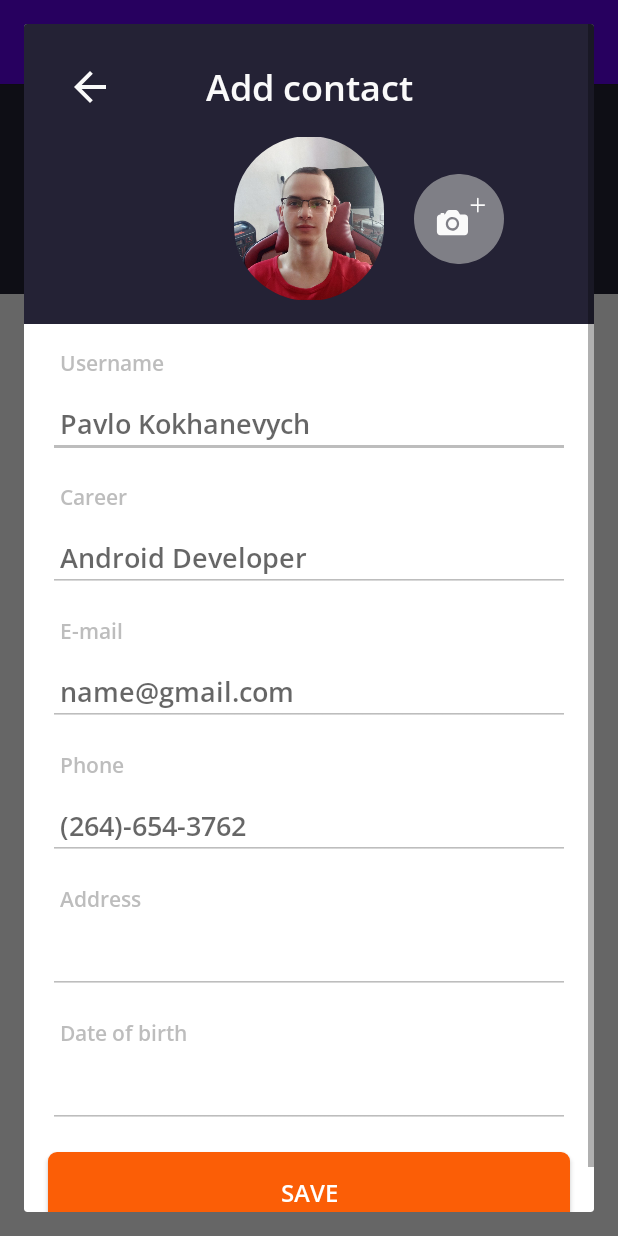
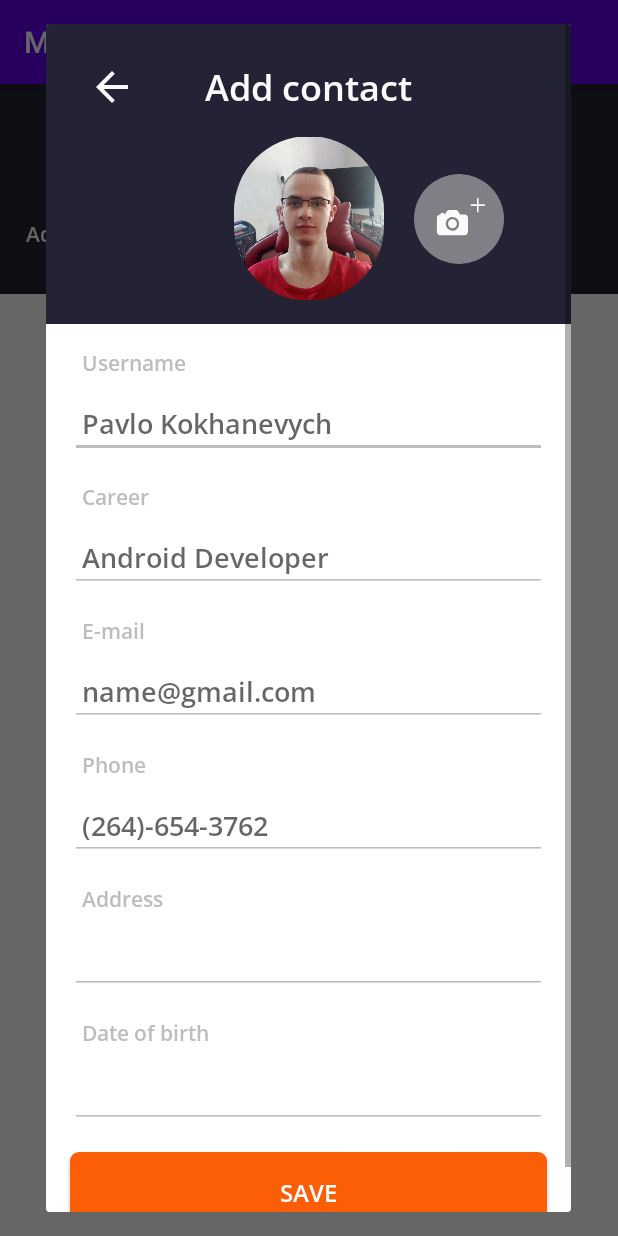
Before and after one commit to PavloEngineer/SocialNetwork, an Android app: the screen it shows after launch (MyContactsActivity), after a tap on "Add contacts", on a phone screen of 412 x 824 dp. Run offline under Robolectric (Android 15) with nearby library versions, the phone set to English and light mode, and no system bars; libraries missing offline, so code that uses them is left out: com.github.javafaker; 1 statement that could not run was skipped.

Commit message:
ready for mentor_rev

```diff
--- a/app/src/main/java/com/shpp/application/level_2/App.kt
+++ b/app/src/main/java/com/shpp/application/level_2/App.kt
@@ -1,10 +1,9 @@
 package com.shpp.application.level_2
 
 import android.app.Application
-import android.content.ContentResolver
 import com.shpp.application.level_2.data.repository.UserRepository
 
-class App : Application() {      //todo arch https://developer.android.com/courses/pathways/android-architecture
+class App : Application() {
 
     override fun onCreate() {
         _userRepository = UserRepository()
--- a/app/src/main/java/com/shpp/application/level_2/data/repository/UserRepository.kt
+++ b/app/src/main/java/com/shpp/application/level_2/data/repository/UserRepository.kt
@@ -26,7 +26,7 @@ class UserRepository {
     private fun generateFakeContactsList() =
         (0..Constants.NUMBER_USERS).map {
             User(
-                id = it.toInt(),
+                id = (0..100).random(),
                 name = faker
                     .name()
                     .name(),
--- /dev/null
+++ b/app/src/main/java/com/shpp/application/level_2/presentation/my_contacts/BaseActivity.kt
@@ -0,0 +1,26 @@
+package com.shpp.application.level_2.presentation.my_contacts
+
+import android.content.Intent
+import androidx.activity.result.ActivityResultLauncher
+import androidx.activity.viewModels
+import androidx.appcompat.app.AppCompatActivity
+import com.google.android.material.snackbar.Snackbar
+import com.shpp.application.level_2.utils.Constants.MILLIS_IN_FUTURE
+
+typealias FunctionForSnack = () -> Unit
+open class BaseActivity: AppCompatActivity() {
+
+     val viewModel: MyContactsViewModel by viewModels()
+
+     open fun showSnackBar(label: String, actionById: Int, functionForAction: FunctionForSnack) {
+          val snackBar = Snackbar.make(
+               findViewById(android.R.id.content),
+               label,
+               MILLIS_IN_FUTURE
+          )
+          snackBar.setAction(actionById) {
+               functionForAction()
+          }
+          snackBar.show()
+     }
+}
--- a/app/src/main/java/com/shpp/application/level_2/presentation/my_contacts/MyContactsActivity.kt
+++ b/app/src/main/java/com/shpp/application/level_2/presentation/my_contacts/MyContactsActivity.kt
@@ -1,19 +1,12 @@
 package com.shpp.application.level_2.presentation.my_contacts
 
-import android.content.Intent
 import android.os.Bundle
-import android.provider.MediaStore
 import android.view.View
 import android.widget.Toast
-import androidx.activity.result.ActivityResultLauncher
-import androidx.activity.result.contract.ActivityResultContracts
-import androidx.activity.viewModels
-import androidx.appcompat.app.AppCompatActivity
 import androidx.lifecycle.Observer
 import androidx.recyclerview.widget.ItemTouchHelper
 import androidx.recyclerview.widget.LinearLayoutManager
 import androidx.recyclerview.widget.RecyclerView
-import com.google.android.material.snackbar.Snackbar
 import com.shpp.application.R
 import com.shpp.application.databinding.MyContactsActivityBinding
 import com.shpp.application.level_2.data.model.User
@@ -23,7 +16,7 @@ import com.shpp.application.level_2.presentation.my_contacts.add_contact.Contact
 import com.shpp.application.level_2.presentation.my_contacts.interfaces.MyContactsAdapterListener
 import com.shpp.application.level_2.utils.Constants.ZERO_POSITION
 
-class MyContactsActivity : AppCompatActivity() {    //todo base activity/fragments
+class MyContactsActivity : BaseActivity() {
 
     private val binding: MyContactsActivityBinding by lazy {
         MyContactsActivityBinding.inflate(layoutInflater)
@@ -38,53 +31,37 @@ class MyContactsActivity : AppCompatActivity() {    //todo base activity/fragmen
 
                     override fun onDeleteClick(contact: User) {
                         viewModel.deleteUser(contact)
-                        showSnackBarWithUndo()
+                        showSnackBar("Remove!", R.string.snackbar_undo
+                        ) { viewModel.restoreLastDeletedUser() }
+                    }
+
+                    override fun addSwipeLeftHelper() {
+                        val itemTouchHelper = ItemTouchHelper(SwipeToDeleteCallback { position ->
+                            viewModel.deleteUserByPosition(position)
+                            showSnackBar("Remove!", R.string.snackbar_undo
+                            ) { viewModel.restoreLastDeletedUser() }
+                        })
+                        itemTouchHelper.attachToRecyclerView(binding.recyclerUsers)
                     }
 
                 }
         )
     }
 
-    private val alertDialog: ContactDialog by lazy {
-        ContactDialog(viewModel, binding, layoutInflater, this)
-    }
-
-    private val viewModel: MyContactsViewModel by viewModels()
-
-    private lateinit var resultLauncher: ActivityResultLauncher<Intent>
-
-
-    override fun onCreate(savedInstanceState: Bundle?) {    //todo decompose
+    override fun onCreate(savedInstanceState: Bundle?) {
         super.onCreate(savedInstanceState)
         setContentView(binding.root)
 
-        val layoutManager = LinearLayoutManager(this)
-        binding.recyclerUsers.layoutManager = layoutManager
-        binding.recyclerUsers.adapter = adapter
+        setupRecyclerView()
         addVisibleButtonScrollListener()
+        addScrollClickedListener()
+        addListenerAddContact()
+    }
 
-        resultLauncher =
-                registerForActivityResult(ActivityResultContracts.StartActivityForResult()) { result ->
-                    alertDialog.downloadImage(result)
-                }
-
+    private fun addScrollClickedListener() {
         binding.buttonScroll.setOnClickListener {
             binding.recyclerUsers.smoothScrollToPosition(ZERO_POSITION)
         }
-
-        binding.buttonAddContacts.setOnClickListener {
-            alertDialog.show()
-        }
-
-        alertDialog.bindingAdd.buttonAddPhoto.setOnClickListener {
-            val intent = Intent(Intent.ACTION_PICK, MediaStore.Images.Media.EXTERNAL_CONTENT_URI)
-            resultLauncher.launch(intent)
-        }
-
-        val itemTouchHelper = ItemTouchHelper(SwipeToDeleteCallback(
-            onSwiped = { position -> viewModel.deleteUserByPosition(position) }
-        ))
-        itemTouchHelper.attachToRecyclerView(binding.recyclerUsers)
     }
 
     override fun onStart() {
@@ -94,13 +71,26 @@ class MyContactsActivity : AppCompatActivity() {    //todo base activity/fragmen
         })
     }
 
+    private fun setupRecyclerView() {
+        val layoutManager = LinearLayoutManager(this)
+        binding.recyclerUsers.layoutManager = layoutManager
+        binding.recyclerUsers.adapter = adapter
+    }
+
+    private fun addListenerAddContact() {
+        binding.buttonAddContacts.setOnClickListener {
+            val dialogAddUser = ContactDialog.newInstance()
+            dialogAddUser.show(supportFragmentManager, "ContactDialog")
+        }
+    }
+
     private fun addVisibleButtonScrollListener() {
         binding.recyclerUsers.addOnScrollListener(object : RecyclerView.OnScrollListener() {
             override fun onScrolled(recyclerView: RecyclerView, dx: Int, dy: Int) {
                 super.onScrolled(recyclerView, dx, dy)
 
                 // if the recycler view is scrolled above hide the button
-                if (dy > 10 && binding.buttonScroll.visibility == View.VISIBLE) {       //todo extension
+                if (dy > 10 && binding.buttonScroll.visibility == View.VISIBLE) {
                     binding.buttonScroll.visibility = View.INVISIBLE
                 }
 
@@ -111,23 +101,10 @@ class MyContactsActivity : AppCompatActivity() {    //todo base activity/fragmen
 
                 // if the recycler view is at the first item always show the button
                 if (!recyclerView.canScrollVertically(-1)) {
-                    binding.buttonScroll.visibility = View.VISIBLE
+                    binding.buttonScroll.visibility = View.INVISIBLE
                 }
             }
         })
     }
 
-    fun showSnackBarWithUndo() {
-        val snackBar = Snackbar.make(
-            /* view = */ binding.root,
-            /* resId = */ R.string.snackbar_removed,
-            /* duration = */ 5000
-        )
-        snackBar.setAction(R.string.snackbar_undo) {
-            viewModel.restoreLastDeletedUser()
-        }
-        snackBar.show()
-    }
-
-
 }
--- a/app/src/main/java/com/shpp/application/level_2/presentation/my_contacts/MyContactsViewModel.kt
+++ b/app/src/main/java/com/shpp/application/level_2/presentation/my_contacts/MyContactsViewModel.kt
@@ -1,6 +1,7 @@
 package com.shpp.application.level_2.presentation.my_contacts
 
 import androidx.lifecycle.LiveData
+import androidx.lifecycle.Observer
 import androidx.lifecycle.ViewModel
 import com.shpp.application.level_2.App
 import com.shpp.application.level_2.data.model.User
@@ -36,6 +37,4 @@ class MyContactsViewModel : ViewModel() {
             deleteUser(it[position])
         }
     }
-
-
 }
--- a/app/src/main/java/com/shpp/application/level_2/presentation/my_contacts/adapter/UsersAdapter.kt
+++ b/app/src/main/java/com/shpp/application/level_2/presentation/my_contacts/adapter/UsersAdapter.kt
@@ -15,9 +15,14 @@ class UsersAdapter(
 ) : ListAdapter<User, UsersAdapter.UsersViewHolder>(UserDiffUtilCallBack()) {
 
 
+    init {
+        listener.addSwipeLeftHelper()
+    }
+
     inner class UsersViewHolder(
             private val binding: ItemUserBinding
     ) : RecyclerView.ViewHolder(binding.root) {
+
 
         fun bind(user: User) {
             with(binding) {
@@ -36,11 +41,6 @@ class UsersAdapter(
 
     }
 
-    fun onSwipedContact(position: Int) {
-        listener.onDeleteClick(currentList[position])
-    }
-
-
     override fun onCreateViewHolder(
             parent: ViewGroup,
             viewType: Int
@@ -58,6 +58,4 @@ class UsersAdapter(
             holder: UsersViewHolder,
             position: Int
     ) = holder.bind(currentList[position])
-
-
 }
--- a/app/src/main/java/com/shpp/application/level_2/presentation/my_contacts/add_contact/ContactDialog.kt
+++ b/app/src/main/java/com/shpp/application/level_2/presentation/my_contacts/add_contact/ContactDialog.kt
@@ -1,55 +1,78 @@
 package com.shpp.application.level_2.presentation.my_contacts.add_contact
 
 import android.app.Activity
-import android.app.AlertDialog
-import android.app.AlertDialog.Builder
-import android.app.Dialog
-import android.content.Context
 import android.content.Intent
+import android.os.Bundle
+import android.provider.MediaStore
 import android.util.Log
 import android.view.LayoutInflater
 import android.view.View
-import com.bumptech.glide.Glide
-import com.shpp.application.R
+import android.view.ViewGroup
+import androidx.activity.result.ActivityResultLauncher
+import androidx.activity.result.contract.ActivityResultContracts
+import androidx.appcompat.app.AppCompatDialogFragment
+import androidx.fragment.app.DialogFragment
 import com.shpp.application.databinding.AddUserDialogBinding
-import com.shpp.application.databinding.MyContactsActivityBinding
 import com.shpp.application.level_2.data.model.User
 import com.shpp.application.level_2.presentation.my_contacts.MyContactsViewModel
+import com.shpp.application.level_2.presentation.utils.extensions.downloadAndPutPhoto
 
 /**
  * ContactDialog.kt
  * @author Pavlo Kokhanevych
  */
-class ContactDialog(        //todo Dialog fragment
-    private val contactsViewModel: MyContactsViewModel,
-    private val myContactBinding: MyContactsActivityBinding,
-    private val layoutInflaterContact: LayoutInflater,
-    private val context: Context
-) {
+class ContactDialog : DialogFragment() {
+
+    private val contactsViewModel: MyContactsViewModel = MyContactsViewModel()
+    private lateinit var bindingAdd: AddUserDialogBinding
+
+    private var urlAvatar: String = ""
+
+    private lateinit var resultLauncher: ActivityResultLauncher<Intent>
+
+    companion object {
+        fun newInstance(): ContactDialog {
+            return ContactDialog()
+        }
+    }
+
+    override fun onCreateView(
+        inflater: LayoutInflater,
+        container: ViewGroup?,
+        savedInstanceState: Bundle?
+    ): View {
+        bindingAdd = AddUserDialogBinding.inflate(inflater, container, false)
+        return bindingAdd.root
+    }
 
 
-    val bindingAdd: AddUserDialogBinding by lazy {
-        AddUserDialogBinding.bind(dialogLayout)
+    override fun onViewCreated(view: View, savedInstanceState: Bundle?) {
+        super.onViewCreated(view, savedInstanceState)
+        clearAllField()
+        initializeResultLauncher()
+        addButtonSaveListener()
+        addBaselineListener()
+        addButtonAddPhotoListener()
     }
 
-    private var urlAvatar: String = ""
-    private var dialogBuilder: Builder = AlertDialog.Builder(context)
-    private val dialog: Dialog
-
-    private val dialogLayout: View by lazy {
-        layoutInflaterContact.inflate(R.layout.add_user_dialog, myContactBinding.root, false)
+    private fun addButtonAddPhotoListener() {
+        bindingAdd.buttonAddPhoto.setOnClickListener {
+            val intent = Intent(Intent.ACTION_PICK, MediaStore.Images.Media.EXTERNAL_CONTENT_URI)
+            resultLauncher.launch(intent)
+        }
     }
 
-    init {
-        dialogBuilder.setView(dialogLayout)
-        dialog = dialogBuilder.create()
+    private fun addBaselineListener() {
+        bindingAdd.baselineBack.setOnClickListener {
+            dismiss()
+        }
     }
 
-    fun show() {
-        clearAllField()
+    private fun addButtonSaveListener() {
         bindingAdd.buttonSave.setOnClickListener {
             with(bindingAdd) {
-                val user = User(        //todo id ?
+                val user = User(
+                    id = (0..100).random(),
                     name = editUsername.text.toString(),
                     job = editCareer.text.toString(),
                     address = editAddress.text.toString(),
@@ -60,15 +83,16 @@ class ContactDialog(        //todo Dialog fragment
                 )
                 Log.d("myLog", user.toString())
                 contactsViewModel.addUser(user)
-                dialog.dismiss()
+                dismiss()
+            }
         }
     }
 
-        bindingAdd.baselineBack.setOnClickListener{
-            dialog.dismiss()
+    private fun initializeResultLauncher() {
+        resultLauncher =
+            registerForActivityResult(ActivityResultContracts.StartActivityForResult()) { resultForActivity ->
+                downloadImage(resultForActivity)
             }
-
-        dialog.show()
     }
 
     private fun clearAllField() {
@@ -83,7 +107,7 @@ class ContactDialog(        //todo Dialog fragment
         }
     }
 
-    fun downloadImage(result: androidx.activity.result.ActivityResult) {
+    private fun downloadImage(result: androidx.activity.result.ActivityResult) {
 
         // Checks ending operation choosing photo.
         if (result.resultCode == Activity.RESULT_OK) {
@@ -93,11 +117,8 @@ class ContactDialog(        //todo Dialog fragment
 
                 // Loads photo and saves URL.
                 if (selectedImageUri != null) {
-                    Glide.with(context) //todo extension
-                        .load(selectedImageUri)
-                        .into(bindingAdd.avatar)
-
                     urlAvatar = selectedImageUri.toString()
+                    bindingAdd.avatar.downloadAndPutPhoto(urlAvatar)
                 } else {
                     Log.d("PhotoPicker", "No media selected")
                 }
--- a/app/src/main/java/com/shpp/application/level_2/presentation/my_contacts/interfaces/MyContactsAdapterListener.kt
+++ b/app/src/main/java/com/shpp/application/level_2/presentation/my_contacts/interfaces/MyContactsAdapterListener.kt
@@ -8,5 +8,7 @@ interface MyContactsAdapterListener {
 
     fun onDeleteClick(contact: User)
 
+    fun addSwipeLeftHelper()
+
 
 }
--- a/app/src/main/java/com/shpp/application/level_2/presentation/utils/extensions/ImageView.kt
+++ b/app/src/main/java/com/shpp/application/level_2/presentation/utils/extensions/ImageView.kt
@@ -10,26 +10,19 @@ private const val USE_GLIDE = true
 fun ImageView.downloadAndPutPhoto(
     link: String? = null
 ) {
-
     if (USE_GLIDE) {
         Glide
             .with(this.context)
-                .load(link ?: R.drawable.ic_user_avatar)
+            .load(link)
             .circleCrop()
             .placeholder(R.drawable.ic_user_avatar)
             .error(R.drawable.ic_user_avatar)
             .into(this)
     } else {
-        link?.let {
+
         Picasso
             .with(this.context)
-                    .load(it)
-                    .placeholder(R.drawable.ic_user_avatar)
-                    .error(R.drawable.ic_user_avatar)
-                    .into(this)
-        } ?: Picasso
-                .with(this.context)
-                .load(R.drawable.ic_user_avatar)
+            .load(link)
             .placeholder(R.drawable.ic_user_avatar)
             .error(R.drawable.ic_user_avatar)
             .into(this)
--- a/app/src/main/java/com/shpp/application/level_2/utils/Constants.kt
+++ b/app/src/main/java/com/shpp/application/level_2/utils/Constants.kt
@@ -8,7 +8,7 @@ object Constants {
     /**
      * Period of time for undo delete.
      */
-    const val MILLIS_IN_FUTURE: Long = 5000
+    const val MILLIS_IN_FUTURE: Int = 5000
 
     /**
      * Speed time.
--- a/app/src/main/res/layout/add_user_dialog.xml
+++ b/app/src/main/res/layout/add_user_dialog.xml
@@ -3,11 +3,11 @@
     xmlns:app="http://schemas.android.com/apk/res-auto"
     xmlns:tools="http://schemas.android.com/tools"
     android:id="@+id/scrollView"
-    android:layout_width="match_parent"
+    android:layout_width="@dimen/width_dialog_contact"
     android:layout_height="wrap_content">
 
     <androidx.constraintlayout.widget.ConstraintLayout
-        android:layout_width="match_parent"
+        android:layout_width="@dimen/width_dialog_contact"
         android:layout_height="wrap_content"
         tools:ignore="ExtraText">
 
--- a/app/src/main/res/layout/my_contacts_activity.xml
+++ b/app/src/main/res/layout/my_contacts_activity.xml
@@ -85,5 +85,6 @@
         android:layout_marginEnd="@dimen/normal_margin"
         android:layout_marginBottom="@dimen/normal_margin"
         android:src="@drawable/ic_scroll_up"
+        android:visibility="invisible"
         android:backgroundTint="@color/colorAccent" />
 </androidx.constraintlayout.widget.ConstraintLayout>
--- a/app/src/main/res/values/dimens.xml
+++ b/app/src/main/res/values/dimens.xml
@@ -19,6 +19,7 @@
     <dimen name="photo_size_height">110dp</dimen>
     <dimen name="stroke_width">2dp</dimen>
     <dimen name="width_button_register">312dp</dimen>
+    <dimen name="width_dialog_contact">350dp</dimen>
     <dimen name="height_button">50dp</dimen>
     <dimen name="corner_radius">6dp</dimen>
     <dimen name="view_height">140dp</dimen>
--- a/build.gradle
+++ b/build.gradle
@@ -2,5 +2,5 @@
 plugins {
     id 'com.android.application' version '7.3.1' apply false
     id 'com.android.library' version '7.3.1' apply false
-    id 'org.jetbrains.kotlin.android' version '1.7.20' apply false
+    id 'org.jetbrains.kotlin.android' version '1.9.0' apply false
 }
```
Also changed, not shown: app/build.gradle (+5 -11 lines), app/src/main/res/layout/item_user.xml (+18 -28 lines). Lines whose indentation alone changed are shown as unchanged.
